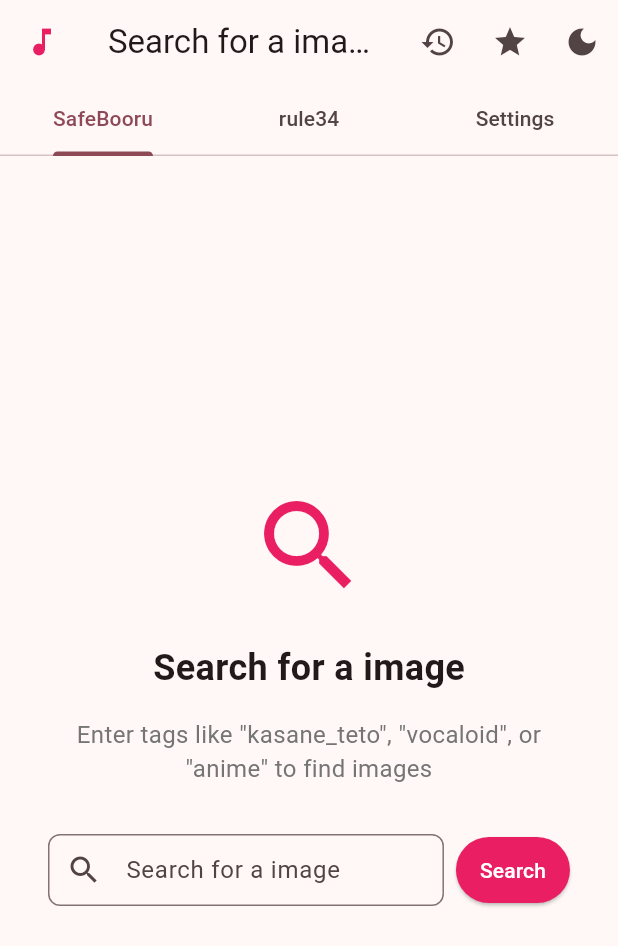
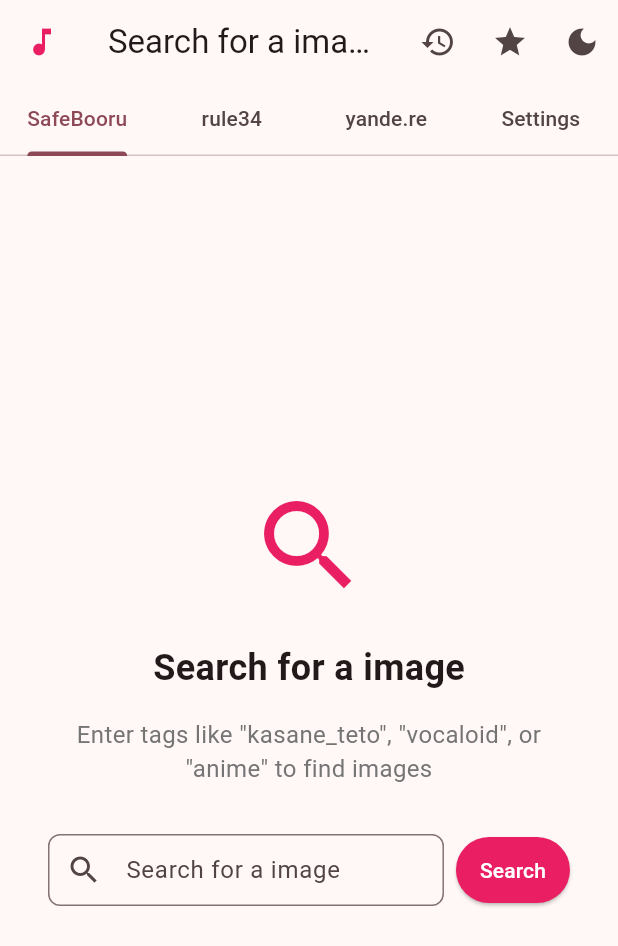
Before and after one commit to ilikepancakes-ink/tetoimagebrowser, a Flutter app: the screen it shows after launch, on a phone screen of 412 x 824 dp. Shown: the top 946 px of the screen. Run offline on Flutter 3.47's test engine with Material 3 defaults, Android fonts, the phone set to English and light mode, and no system bars; our stand-ins replace chewie, dio, shared_preferences, video_player; missing offline and left inert: gal.

Commit message:
Add support for Yande.re in image browsing app

```diff
--- a/lib/main.dart
+++ b/lib/main.dart
@@ -155,6 +155,7 @@
   final bool safeSearchMode;
   final String defaultSafeBooruTags;
   final String defaultRule34Tags;
+  final String defaultYandeTags;
   final bool showSearchHistory;
   final bool incognitoMode;
 
@@ -168,6 +169,7 @@
     this.safeSearchMode = true,
     this.defaultSafeBooruTags = '',
     this.defaultRule34Tags = '',
+    this.defaultYandeTags = '',
     this.showSearchHistory = true,
     this.incognitoMode = false,
   });
@@ -183,6 +185,7 @@
       safeSearchMode: json['safeSearchMode'] ?? true,
       defaultSafeBooruTags: json['defaultSafeBooruTags'] ?? '',
       defaultRule34Tags: json['defaultRule34Tags'] ?? '',
+      defaultYandeTags: json['defaultYandeTags'] ?? '',
       showSearchHistory: json['showSearchHistory'] ?? true,
       incognitoMode: json['incognitoMode'] ?? false,
     );
@@ -199,6 +202,7 @@
       'safeSearchMode': safeSearchMode,
       'defaultSafeBooruTags': defaultSafeBooruTags,
       'defaultRule34Tags': defaultRule34Tags,
+      'defaultYandeTags': defaultYandeTags,
       'showSearchHistory': showSearchHistory,
       'incognitoMode': incognitoMode,
     };
@@ -214,6 +218,7 @@
     bool? safeSearchMode,
     String? defaultSafeBooruTags,
     String? defaultRule34Tags,
+    String? defaultYandeTags,
     bool? showSearchHistory,
     bool? incognitoMode,
   }) {
@@ -227,6 +232,7 @@
       safeSearchMode: safeSearchMode ?? this.safeSearchMode,
       defaultSafeBooruTags: defaultSafeBooruTags ?? this.defaultSafeBooruTags,
       defaultRule34Tags: defaultRule34Tags ?? this.defaultRule34Tags,
+      defaultYandeTags: defaultYandeTags ?? this.defaultYandeTags,
       showSearchHistory: showSearchHistory ?? this.showSearchHistory,
       incognitoMode: incognitoMode ?? this.incognitoMode,
     );
@@ -245,6 +251,15 @@
   });
 
   factory ImagePost.fromJson(Map<String, dynamic> json) {
+    return ImagePost(
+      id: json['id']?.toString() ?? '',
+      fileUrl: json['file_url'] ?? '',
+      tags: json['tags'] ?? '',
+    );
+  }
+
+  // Factory method for yande.re JSON format
+  factory ImagePost.fromYandeJson(Map<String, dynamic> json) {
     return ImagePost(
       id: json['id']?.toString() ?? '',
       fileUrl: json['file_url'] ?? '',
@@ -290,7 +305,7 @@
   final String id;
   final String fileUrl;
   final String tags;
-  final String platform; // 'SafeBooru' or 'Rule34'
+  final String platform; // 'SafeBooru', 'Rule34', or 'Yande.re'
   final DateTime starredAt;
 
   StarredImage({
@@ -334,7 +349,7 @@
 // Model for search history
 class SearchHistoryItem {
   final String searchTag;
-  final String platform; // 'SafeBooru' or 'Rule34'
+  final String platform; // 'SafeBooru', 'Rule34', or 'Yande.re'
   final DateTime searchedAt;
 
   SearchHistoryItem({
@@ -365,7 +380,7 @@
   final String id;
   final String fileUrl;
   final String tags;
-  final String platform; // 'SafeBooru' or 'Rule34'
+  final String platform; // 'SafeBooru', 'Rule34', or 'Yande.re'
   final DateTime clickedAt;
 
   ClickedImageItem({
@@ -491,6 +506,7 @@
   String? _errorMessage;
   late TabController _tabController;
   bool _isRule34Mode = false;
+  bool _isYandeMode = false;
   bool _isSettingsMode = false;
 
   // App settings
@@ -499,11 +515,13 @@
   // Base URLs for different APIs
   final String safeBooruUrl = 'https://safebooru.org/index.php';
   final String rule34Url = 'https://rule34.xxx/index.php';
+  final String yandeUrl = 'https://yande.re';
 
   // Search functionality
   late TextEditingController _searchController;
   String _safeBooruSearchTag = '';
   String _rule34SearchTag = '';
+  String _yandeSearchTag = '';
 
   // Starred images functionality
   List<StarredImage> _starredImages = [];
@@ -514,7 +532,11 @@
   List<ClickedImageItem> _clickedImages = [];
 
   // Get current search tag based on active tab
-  String get _currentSearchTag => _isRule34Mode ? _rule34SearchTag : _safeBooruSearchTag;
+  String get _currentSearchTag {
+    if (_isRule34Mode) return _rule34SearchTag;
+    if (_isYandeMode) return _yandeSearchTag;
+    return _safeBooruSearchTag;
+  }
 
   // Get current limit based on settings
   int get _limit => _settings.resultsPerPage;
@@ -522,7 +544,7 @@
   @override
   void initState() {
     super.initState();
-    _tabController = TabController(length: 3, vsync: this);
+    _tabController = TabController(length: 4, vsync: this);
     _tabController.addListener(_onTabChanged);
     _searchController = TextEditingController(text: _safeBooruSearchTag); // Start with SafeBooru search
     _loadSettings(); // Load app settings
@@ -543,7 +565,8 @@
     if (_tabController.indexIsChanging) {
       setState(() {
         _isRule34Mode = _tabController.index == 1;
-        _isSettingsMode = _tabController.index == 2;
+        _isYandeMode = _tabController.index == 2;
+        _isSettingsMode = _tabController.index == 3;
         _page = 1; // Reset to first page when switching tabs
         _images.clear(); // Clear current images
         if (!_isSettingsMode) {
@@ -599,12 +622,17 @@
       _errorMessage = null;
     });
 
-    // Choose the appropriate base URL based on current mode
-    final String baseUrl = _isRule34Mode ? rule34Url : safeBooruUrl;
-
-    // Construct the API endpoint URL.
-    // "json=1" returns a JSON-formatted result and "pid" is the page number.
-    final String apiUrl = '$baseUrl?page=dapi&s=post&q=index&json=1&pid=$_page&limit=$_limit&tags=$_currentSearchTag';
+    String apiUrl;
+
+    if (_isYandeMode) {
+      // Yande.re API format: /post.json?page=X&limit=Y&tags=Z
+      apiUrl = '$yandeUrl/post.json?page=$_page&limit=$_limit&tags=$_currentSearchTag';
+    } else {
+      // SafeBooru and Rule34 API format
+      final String baseUrl = _isRule34Mode ? rule34Url : safeBooruUrl;
+      apiUrl = '$baseUrl?page=dapi&s=post&q=index&json=1&pid=$_page&limit=$_limit&tags=$_currentSearchTag';
+    }
+
     final Uri uri = Uri.parse(apiUrl);
 
     try {
@@ -615,8 +643,13 @@
         List<dynamic> decoded = json.decode(response.body);
 
         if (decoded.isNotEmpty) {
-          List<ImagePost> posts =
-              decoded.map((json) => ImagePost.fromJson(json)).toList();
+          List<ImagePost> posts;
+          if (_isYandeMode) {
+            // Yande.re has a different JSON structure
+            posts = decoded.map((json) => ImagePost.fromYandeJson(json)).toList();
+          } else {
+            posts = decoded.map((json) => ImagePost.fromJson(json)).toList();
+          }
           setState(() {
             _images = posts;
           });
@@ -673,6 +706,8 @@
       // Update the appropriate search tag based on current tab
       if (_isRule34Mode) {
         _rule34SearchTag = searchText;
+      } else if (_isYandeMode) {
+        _yandeSearchTag = searchText;
       } else {
         _safeBooruSearchTag = searchText;
       }
@@ -681,7 +716,7 @@
     });
 
     // Add to search history
-    final platform = _isRule34Mode ? 'Rule34' : 'SafeBooru';
+    final platform = _isRule34Mode ? 'Rule34' : (_isYandeMode ? 'Yande.re' : 'SafeBooru');
     _addToSearchHistory(searchText, platform);
 
     _fetchImages();
@@ -690,9 +725,10 @@
   // Clear search and return to home state
   void _goToHome() {
     setState(() {
-      // Clear search tags for both tabs
+      // Clear search tags for all tabs
       _safeBooruSearchTag = '';
       _rule34SearchTag = '';
+      _yandeSearchTag = '';
       _searchController.clear();
       _images.clear();
       _page = 1;
@@ -703,7 +739,7 @@
   // Generate dynamic title based on current search tag and tab
   String _getAppTitle() {
     final String currentTag = _currentSearchTag;
-    final String platform = _isRule34Mode ? 'Rule34' : 'SafeBooru';
+    final String platform = _isRule34Mode ? 'Rule34' : (_isYandeMode ? 'Yande.re' : 'SafeBooru');
 
     // Handle empty or whitespace-only tags
     if (currentTag.trim().isEmpty) {
@@ -753,7 +789,7 @@
 
   // Toggle star status of an image with haptic feedback
   Future<void> _toggleStarImage(ImagePost imagePost) async {
-    final platform = _isRule34Mode ? 'Rule34' : 'SafeBooru';
+    final platform = _isRule34Mode ? 'Rule34' : (_isYandeMode ? 'Yande.re' : 'SafeBooru');
 
     // Add haptic feedback for better user experience (if enabled in settings)
     if (_settings.hapticFeedback) {
@@ -902,10 +938,15 @@
             // Switch to the appropriate tab
             setState(() {
               _isRule34Mode = platform == 'Rule34';
-              _tabController.index = _isRule34Mode ? 1 : 0;
+              _isYandeMode = platform == 'Yande.re';
               if (_isRule34Mode) {
+                _tabController.index = 1;
                 _rule34SearchTag = searchTag;
+              } else if (_isYandeMode) {
+                _tabController.index = 2;
+                _yandeSearchTag = searchTag;
               } else {
+                _tabController.index = 0;
                 _safeBooruSearchTag = searchTag;
               }
               _searchController.text = searchTag;
@@ -973,7 +1014,7 @@
   // Show media modal with fade and scale animation (video or image)
   void _showImageModal(ImagePost imagePost) {
     // Add to clicked images history
-    final platform = _isRule34Mode ? 'Rule34' : 'SafeBooru';
+    final platform = _isRule34Mode ? 'Rule34' : (_isYandeMode ? 'Yande.re' : 'SafeBooru');
     _addToClickedImages(imagePost, platform);
 
     // Automatically save media to custom directory
@@ -1040,6 +1081,7 @@
           tabs: const [
             Tab(text: 'SafeBooru'),
             Tab(text: 'rule34'),
+            Tab(text: 'yande.re'),
             Tab(text: 'Settings'),
           ],
         ),
@@ -1352,7 +1394,7 @@
                       size: 24,
                     ),
                     const SizedBox(width: 8),
-                    Text('Page: $_page (${_isRule34Mode ? 'Rule34' : 'SafeBooru'})'),
+                    Text('Page: $_page (${_isRule34Mode ? 'Rule34' : (_isYandeMode ? 'Yande.re' : 'SafeBooru')})'),
                   ],
                 ),
                 ElevatedButton(
@@ -1452,6 +1494,12 @@
                 'Default search tags for Rule34',
                 _settings.defaultRule34Tags,
                 (value) => _updateSettings(_settings.copyWith(defaultRule34Tags: value)),
+              ),
+              _buildTextFieldSetting(
+                'Default Yande.re Tags',
+                'Default search tags for Yande.re',
+                _settings.defaultYandeTags,
+                (value) => _updateSettings(_settings.copyWith(defaultYandeTags: value)),
               ),
             ],
           ),
@@ -1561,7 +1609,7 @@
                 ),
                 SizedBox(height: 8),
                 Text(
-                  'A Flutter app for browsing images from SafeBooru and Rule34',
+                  'A Flutter app for browsing images from SafeBooru, Rule34, and Yande.re',
                   textAlign: TextAlign.center,
                   style: TextStyle(
                     fontSize: 12,
@@ -2779,7 +2827,9 @@
                             decoration: BoxDecoration(
                               color: historyItem.platform == 'Rule34'
                                   ? Colors.orange.withValues(alpha: 0.8)
-                                  : Colors.blue.withValues(alpha: 0.8),
+                                  : historyItem.platform == 'Yande.re'
+                                      ? Colors.pink.withValues(alpha: 0.8)
+                                      : Colors.blue.withValues(alpha: 0.8),
                               borderRadius: BorderRadius.circular(8),
                             ),
                             child: Text(
@@ -2930,7 +2980,9 @@
                                         decoration: BoxDecoration(
                                           color: clickedImage.platform == 'Rule34'
                                               ? Colors.orange.withValues(alpha: 0.8)
-                                              : Colors.blue.withValues(alpha: 0.8),
+                                              : clickedImage.platform == 'Yande.re'
+                                                  ? Colors.pink.withValues(alpha: 0.8)
+                                                  : Colors.blue.withValues(alpha: 0.8),
                                           borderRadius: BorderRadius.circular(8),
                                         ),
                                         child: Text(
```
